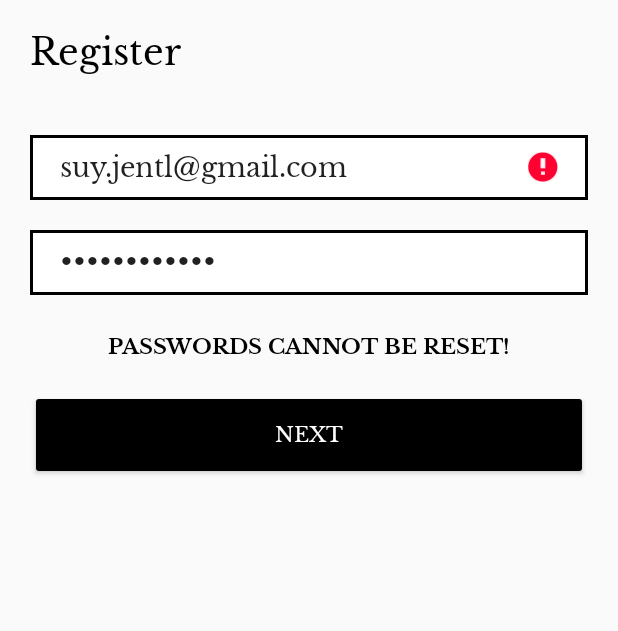
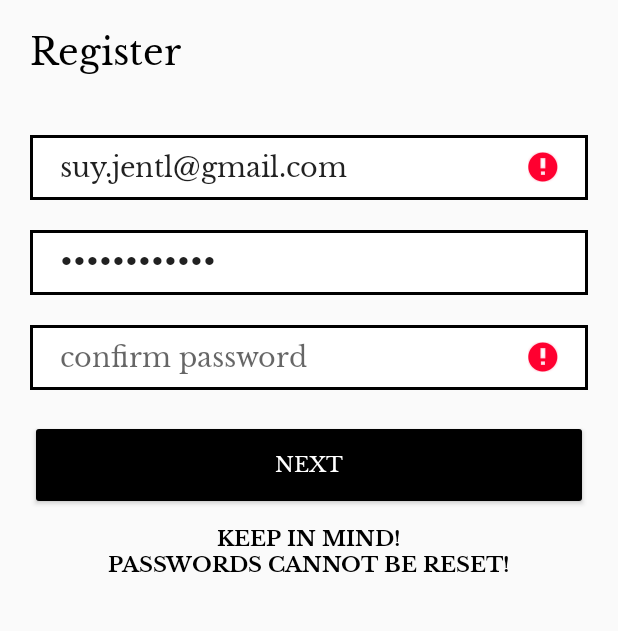
Before and after one commit to JentlSuy/android-vinyla, an Android app: the RegisterFragment screen opened through its navigation route, after a tap on "NEXT", on a phone screen of 412 x 824 dp, the part 233-864 px from its top. Run offline under Robolectric (Android 15) with nearby library versions, the phone set to English and light mode, and no system bars; our stand-ins replace Room's generated code, data binding; libraries missing offline, so code that uses them is left out: com.jakewharton.retrofit2; 2 statements that could not run were skipped.

Commit message:
Added register password confirmation.

```diff
--- a/project/app/src/main/java/com/example/android_vinyla/screens/register/RegisterFragment.kt
+++ b/project/app/src/main/java/com/example/android_vinyla/screens/register/RegisterFragment.kt
@@ -54,6 +54,8 @@ class RegisterFragment : Fragment() {
 
             loading(true)
 
+
+
             if (!viewModel.checkEmail(binding.registerEmailInput.text.toString())) {
                 binding.registerEmailInput.setError("Incorrect email!")
                 step1ValidationCorrect = false
@@ -81,6 +83,14 @@ class RegisterFragment : Fragment() {
                         loading(false)
                     }
 
+                    if (!binding.registerPasswordConfirmationInput.text.contentEquals(binding.registerPasswordInput.text)) {
+                        binding.registerPasswordConfirmationInput.setError("The passwords do not match!")
+                        binding.registerEmailInput.setError(null)
+                        step1ValidationCorrect = false
+                    } else
+                        binding.registerPasswordConfirmationInput.setError(null)
+
+
                     //Log.i("RegisterFragment", "step1ValidationCorrect " + step1ValidationCorrect)
 
                     val handler = Handler(Looper.getMainLooper())
@@ -96,7 +106,9 @@ class RegisterFragment : Fragment() {
                             binding.registerBackButtonStep2.visibility = View.VISIBLE
                             binding.registerSignupButton.visibility = View.VISIBLE
                             binding.registerPasswordResetWarning.visibility = View.GONE
-                        }
+                            binding.registerPasswordConfirmationInput.visibility = View.GONE
+                        } else if (viewModel.emailAvailable.value.contentEquals("true"))
+                            binding.registerEmailInput.setError(null)
                     }, 1000)
 
                 })
@@ -113,6 +125,7 @@ class RegisterFragment : Fragment() {
             binding.registerSignupButton.visibility = View.GONE
             binding.registerBackButtonStep2.visibility = View.GONE
             binding.registerPasswordResetWarning.visibility = View.VISIBLE
+            binding.registerPasswordConfirmationInput.visibility = View.VISIBLE
             binding.registerEmailInput.setError(null)
             step1ValidationCorrect = false
         }
@@ -145,9 +158,11 @@ class RegisterFragment : Fragment() {
 
     private fun loading(startLoading: Boolean) {
         if (startLoading) {
+            binding.registerPasswordResetWarning.visibility = View.GONE
             binding.registerProgressBar.visibility = View.VISIBLE
             binding.registerNextButton.visibility = View.GONE
         } else if (!startLoading) {
+            binding.registerPasswordResetWarning.visibility = View.VISIBLE
             binding.registerProgressBar.visibility = View.GONE
             binding.registerNextButton.visibility = View.VISIBLE
         }
--- a/project/app/src/main/res/layout/fragment_register.xml
+++ b/project/app/src/main/res/layout/fragment_register.xml
@@ -100,18 +100,18 @@
             android:visibility="visible"
             tools:ignore="TouchTargetSizeCheck" />
 
-        <!--   STEP 2 - FIRSTNAME     -->
-
-        <TextView
-            android:id="@+id/register_password_reset_warning"
+        <EditText
+            android:id="@+id/register_password_confirmation_input"
+            style="@style/edit_text"
             android:layout_width="match_parent"
             android:layout_height="wrap_content"
-            android:layout_marginTop="25dp"
-            android:fontFamily="@font/libre_baskerville_bold"
-            android:text="@string/register_password_reset_warning"
-            android:textAlignment="center"
-            android:textAllCaps="true"
-            android:textColor="@color/black" />
+            android:ems="10"
+            android:hint="@string/confirm_password"
+            android:inputType="textPassword"
+            android:visibility="visible"
+            tools:ignore="TouchTargetSizeCheck" />
+
+        <!--   STEP 2 - FIRSTNAME     -->
 
         <EditText
             android:id="@+id/register_firstname_input"
@@ -145,6 +145,17 @@
             android:textSize="14sp"
             android:visibility="visible" />
 
+        <TextView
+            android:id="@+id/register_password_reset_warning"
+            android:layout_width="match_parent"
+            android:layout_height="wrap_content"
+            android:layout_marginTop="10dp"
+            android:fontFamily="@font/libre_baskerville_bold"
+            android:text="@string/register_password_reset_warning"
+            android:textAlignment="center"
+            android:textAllCaps="true"
+            android:textColor="@color/black" />
+
         <Button
             android:id="@+id/register_signup_button"
             style="@style/welcome_button"
--- a/project/app/src/main/res/values/strings.xml
+++ b/project/app/src/main/res/values/strings.xml
@@ -11,10 +11,11 @@
     <string name="firstname_example">firstname</string>
     <string name="lastname_example">lastname</string>
     <string name="password">password</string>
+    <string name="confirm_password">confirm password</string>
     <string name="loginNoSpace">Login</string>
     <string name="next">Next</string>
     <string name="sign_up">Sign Up</string>
-    <string name="register_password_reset_warning">Passwords cannot be reset!</string>
+    <string name="register_password_reset_warning">Keep in mind!\nPasswords cannot be reset!</string>
     <string name="loading_icon">Loading icon for grid view.</string>
     <string name="your_top_x_artists">Your top %d artists</string>
     <string name="empty"></string>
```
